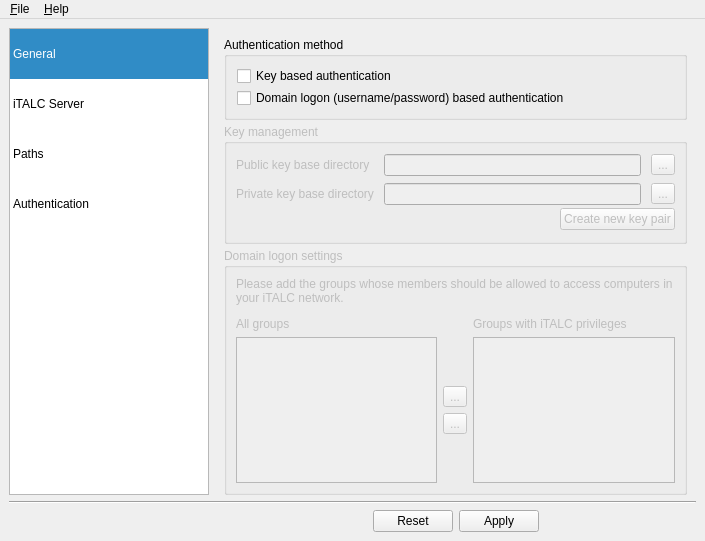
Before: the Qt Designer form imc/Forms/MainWindow.ui in veyon/veyon, drawn with Qt 5.
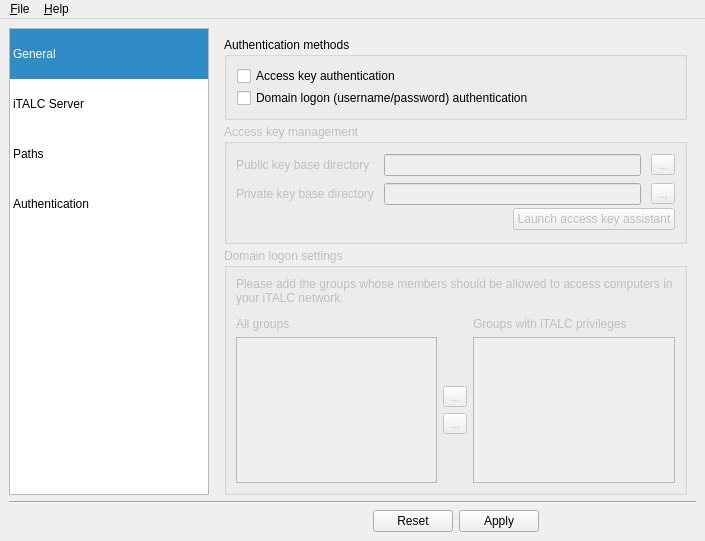
After: the same form once the commit is applied. The open tabs and pages were chosen to show the change. Icons and pictures are not drawn.

Commit message:
IMC/MainWindow: integrated AccessKeyAssistant + UI string improvements
The new AccessKeyAssistant is now integrated and can be launched from
the "Authentication" section. Furthermore some minor improvements of
UI strings.

```diff
--- a/imc/Forms/MainWindow.ui
+++ b/imc/Forms/MainWindow.ui
@@ -683,7 +683,7 @@
         <item>
          <widget class="QGroupBox" name="groupBox_5">
           <property name="title">
-           <string>Authentication method</string>
+           <string>Authentication methods</string>
           </property>
           <layout class="QGridLayout" name="gridLayout_6">
            <property name="leftMargin">
@@ -711,14 +711,14 @@
            <item row="0" column="0">
             <widget class="QCheckBox" name="isKeyAuthenticationEnabled">
              <property name="text">
-              <string>Key based authentication</string>
+              <string>Access key authentication</string>
              </property>
             </widget>
            </item>
            <item row="1" column="0">
             <widget class="QCheckBox" name="isLogonAuthenticationEnabled">
              <property name="text">
-              <string>Domain logon (username/password) based authentication</string>
+              <string>Domain logon (username/password) authentication</string>
              </property>
             </widget>
            </item>
@@ -737,7 +737,7 @@
            </size>
           </property>
           <property name="title">
-           <string>Key management</string>
+           <string>Access key management</string>
           </property>
           <layout class="QGridLayout" name="gridLayout_12">
            <property name="verticalSpacing">
@@ -798,7 +798,7 @@
            <item row="2" column="1">
             <widget class="QPushButton" name="createNewKeyPair">
              <property name="text">
-              <string>Create new key pair</string>
+              <string>Launch access key assistant</string>
              </property>
              <property name="icon">
               <iconset resource="../imc.qrc">
```
Left out of the diff: 2 changed lines with no effect on the pictures. The commit also changes 2 other files.
